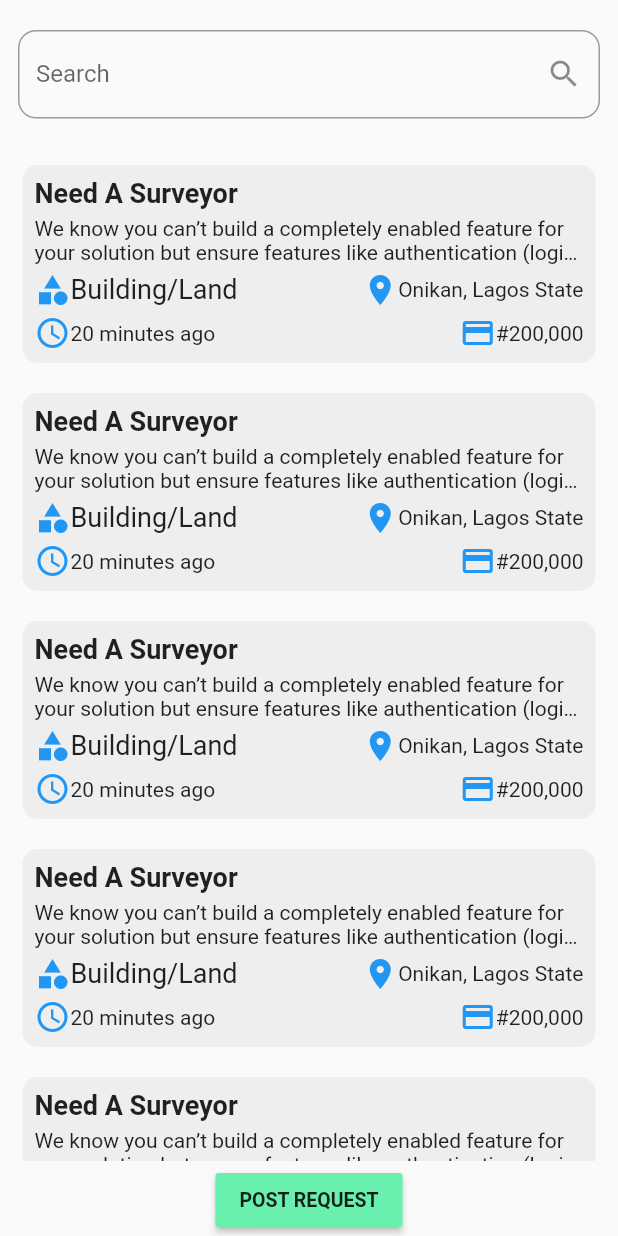
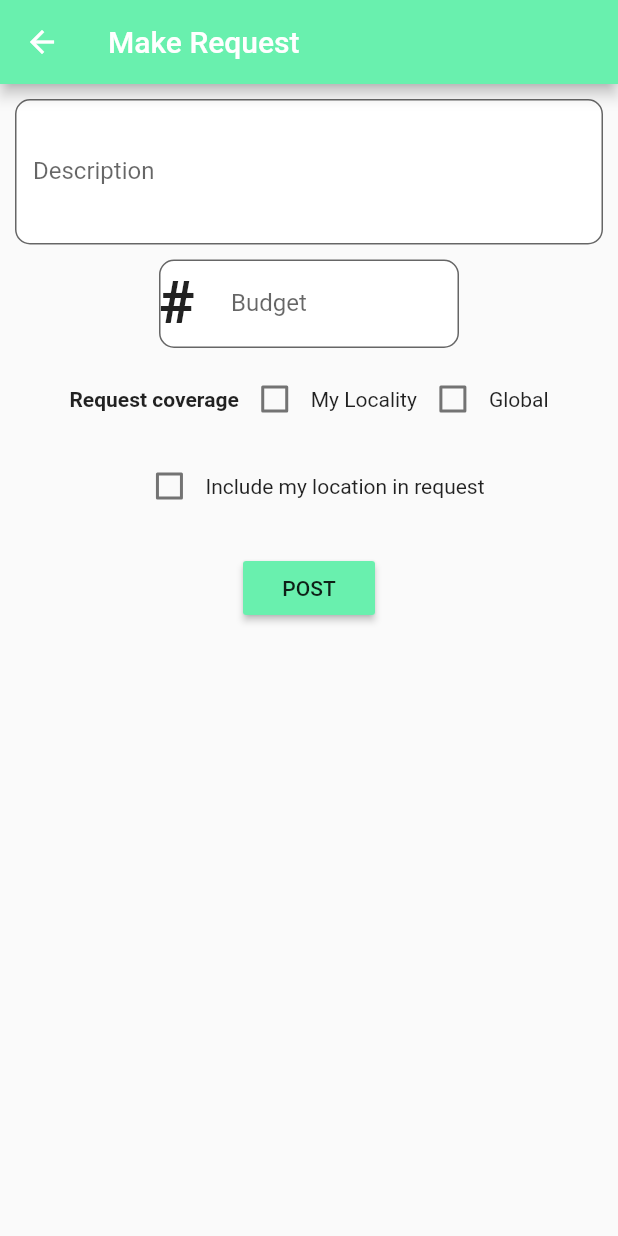
Before and after one commit to sorXCode/naijaHacks2019-tradin, a Flutter app: the HomePage screen opened directly, after a tap on "POST REQUEST", on a phone screen of 412 x 824 dp. Run offline on Flutter 3.47's test engine with Material 2 defaults, Android fonts, the phone set to English and light mode, and no system bars; our stand-ins replace shared_preferences; accounts and stored records are empty; statements that could not run were skipped.

Commit message:
added request form

```diff
--- a/tradin/lib/router.dart
+++ b/tradin/lib/router.dart
@@ -1,5 +1,6 @@
 import 'package:flutter/material.dart';
 import 'package:tradin/ui/home/home.dart';
+import 'package:tradin/ui/home/requests.dart';
 import 'package:tradin/ui/home/searchResult.dart';
 import 'package:tradin/ui/user/login.dart';
 import 'package:tradin/ui/user/phoneAuth.dart';
@@ -20,6 +21,8 @@ class Router {
         return MaterialPageRoute(builder: (_) => PhoneAuth());
       case 'searchResults':
         return MaterialPageRoute(builder: (_) => SearchResults());
+      case 'postRequest':
+        return MaterialPageRoute(builder: (_) => PostRequest());
       default:
         return MaterialPageRoute(builder: (_) {
           return Scaffold(
--- a/tradin/lib/ui/home/homeNav.dart
+++ b/tradin/lib/ui/home/homeNav.dart
@@ -30,7 +30,9 @@ class HomePage extends StatelessWidget {
     }
 
     final postRequestButton = MaterialButton(
-      onPressed: () {},
+      onPressed: () {
+        Navigator.pushNamed(context, 'postRequest');
+      },
       color: Colors.greenAccent,
       child: Text("POST REQUEST",
           softWrap: true,
--- /dev/null
+++ b/tradin/lib/ui/home/requests.dart
@@ -0,0 +1,142 @@
+import 'package:flutter/material.dart';
+
+class PostRequest extends StatefulWidget {
+  @override
+  _PostRequestState createState() => _PostRequestState();
+}
+
+class _PostRequestState extends State<PostRequest> {
+  bool includeLocality = false;
+
+  bool includeGlobal = false;
+
+  bool includeMyLocation = false;
+
+  @override
+  Widget build(BuildContext context) {
+    final requestCoverage = Row(
+      mainAxisAlignment: MainAxisAlignment.center,
+      children: <Widget>[
+        Text(
+          'Request coverage',
+          style: TextStyle(fontWeight: FontWeight.bold),
+        ),
+        SizedBox(
+          child: Row(
+            mainAxisAlignment: MainAxisAlignment.start,
+            children: <Widget>[
+              Checkbox(
+                value: includeLocality,
+                onChanged: (val) {
+                  setState(() {
+                    includeLocality = !includeLocality;
+                  });
+                },
+              ),
+              Text("My Locality"),
+            ],
+          ),
+        ),
+        SizedBox(
+          child: Row(
+            mainAxisAlignment: MainAxisAlignment.spaceAround,
+            children: <Widget>[
+              Checkbox(
+                value: includeGlobal,
+                onChanged: (val) {
+                  setState(() {
+                    includeGlobal = !includeGlobal;
+                  });
+                },
+              ),
+              Text("Global"),
+            ],
+          ),
+        ),
+      ],
+    );
+
+    final includeLocation = Row(
+      mainAxisAlignment: MainAxisAlignment.center,
+      children: <Widget>[
+        Checkbox(
+          value: includeMyLocation,
+          onChanged: (val) {
+            setState(() {
+              includeMyLocation = !includeMyLocation;
+            });
+          },
+        ),
+        Text("Include my location in request"),
+      ],
+    );
+
+    return Scaffold(
+      appBar: AppBar(
+        title: Text("Make Request"),
+        backgroundColor: Colors.greenAccent[200],
+      ),
+      body: Container(
+        margin: EdgeInsets.all(10),
+        child: Column(
+          children: <Widget>[
+            TextField(
+              minLines: 3,
+              maxLines: 5,
+              decoration: InputDecoration(
+                fillColor: Colors.white,
+                filled: true,
+                labelText: "Description",
+                hintText: "Add brief description of your request",
+                border:
+                    OutlineInputBorder(borderRadius: BorderRadius.circular(10)),
+              ),
+            ),
+            SizedBox(
+              height: 10,
+            ),
+            Container(
+              width: 200,
+              child: TextField(
+                maxLines: 1,
+                decoration: InputDecoration(
+                  fillColor: Colors.white,
+                  filled: true,
+                  labelText: "Budget",
+                  prefixIcon: Text(
+                    "#",
+                    style: TextStyle(fontSize: 40, fontWeight: FontWeight.bold),
+                  ),
+                  border: OutlineInputBorder(
+                      borderRadius: BorderRadius.circular(10)),
+                ),
+                keyboardType: TextInputType.number,
+              ),
+            ),
+            SizedBox(
+              height: 10,
+            ),
+            requestCoverage,
+            SizedBox(
+              height: 10,
+            ),
+            includeLocation,
+            SizedBox(
+              height: 20,
+            ),
+            MaterialButton(
+              onPressed: () {
+                Scaffold.of(context).showSnackBar(SnackBar(
+                  content: Text("Request Submitted"),
+                  backgroundColor: Colors.blue,
+                ));
+              },
+              color: Colors.greenAccent,
+              child: Text("POST"),
+            )
+          ],
+        ),
+      ),
+    );
+  }
+}
```
Also changed, not shown: tradin/images/icons/purse.png (added).
